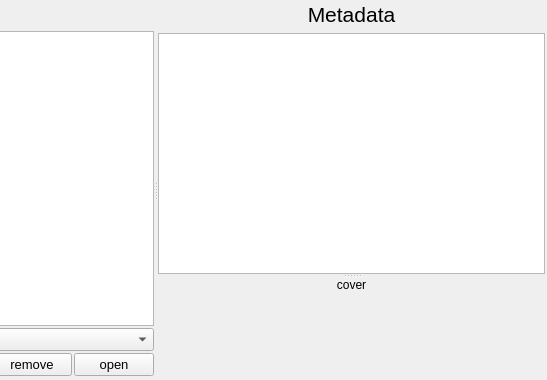
Above: src/ui/audio/track/trackmanager.ui from xiangCaO233/MusicMapMaker before the change; both pictures show x 281 to 828 and y 0 to 380 of the 828 by 380 pixel window. Below: the same form after it.
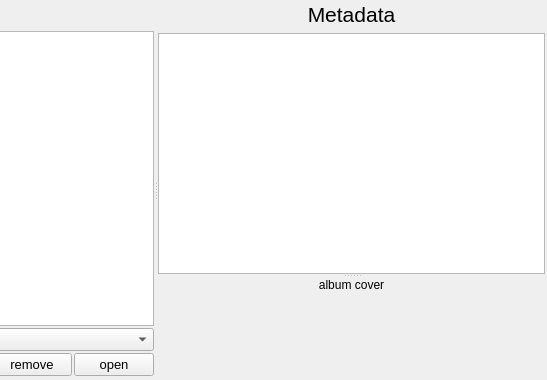
That is the form after the change. Custom widgets are drawn as their Qt base class.

Commit message: 更新ui

Diff of the .ui file:
```diff
--- a/src/ui/audio/track/trackmanager.ui
+++ b/src/ui/audio/track/trackmanager.ui
@@ -165,7 +165,7 @@
        </item>
       </layout>
      </widget>
-     <widget class="QWidget" name="">
+     <widget class="QWidget" name="layoutWidget">
       <layout class="QVBoxLayout" name="verticalLayout_2">
        <item>
         <widget class="QLabel" name="metadata_label">
@@ -208,7 +208,7 @@
            <item>
             <widget class="QLabel" name="album_cover_label">
              <property name="text">
-              <string>cover</string>
+              <string>album cover</string>
              </property>
              <property name="alignment">
               <set>Qt::AlignmentFlag::AlignCenter</set>
```
